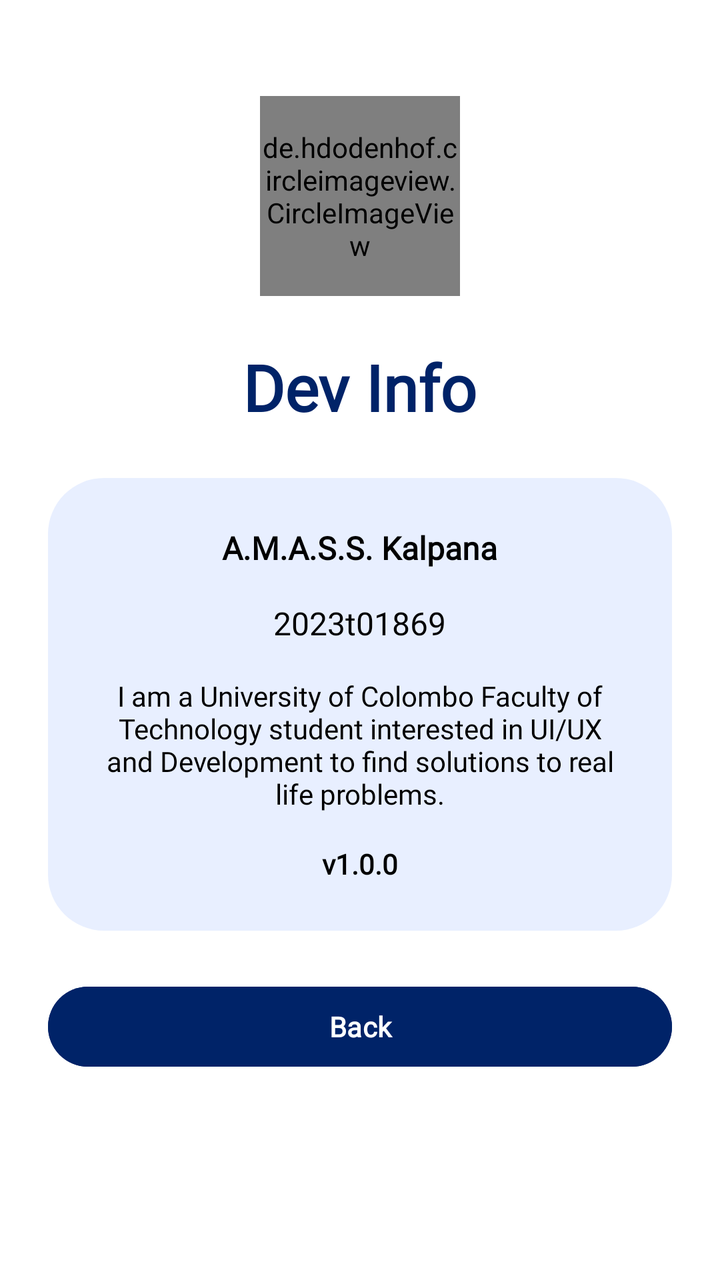
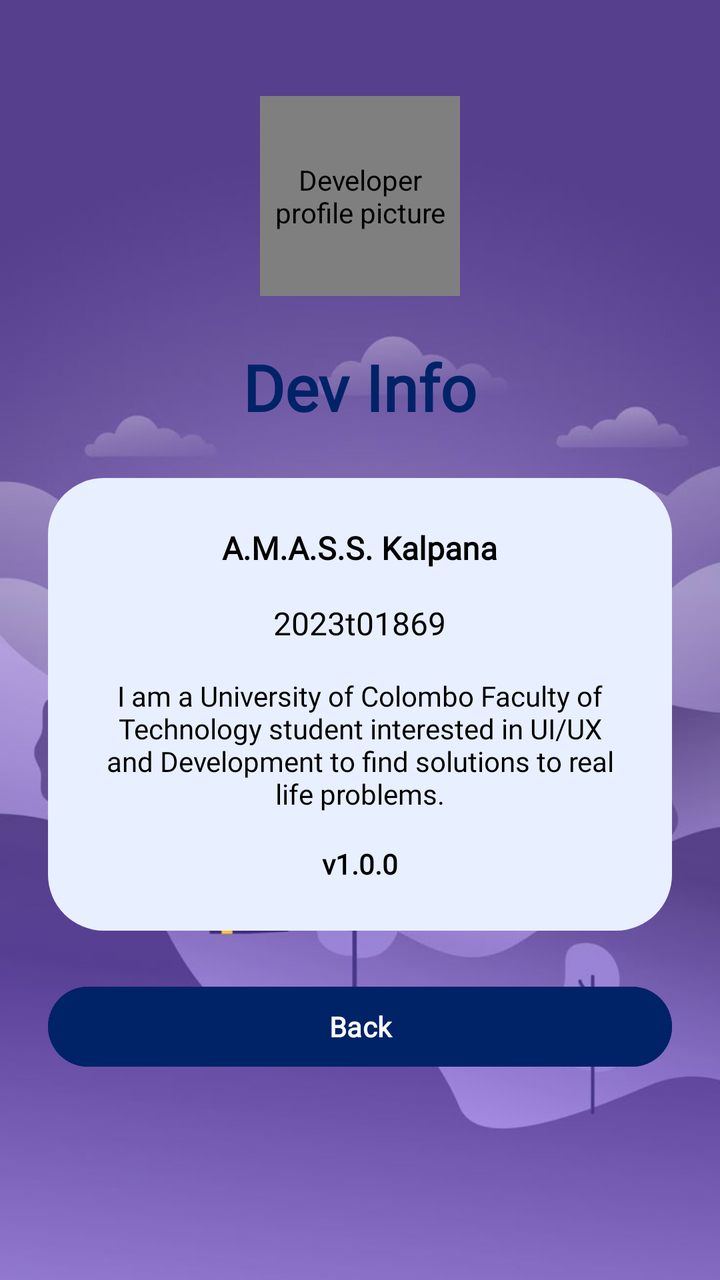

Screens rendered from an Android XML layout before and after an edit, with the pre-edit source and the edit as a unified diff.
<!-- AndroidManifest.xml: application theme Theme.DailyDone -->
<!-- res/layout/activity_dev_info.xml -->
<?xml version="1.0" encoding="utf-8"?>
<LinearLayout xmlns:android="http://schemas.android.com/apk/res/android"
    android:layout_width="match_parent"
    android:layout_height="match_parent"
    android:orientation="vertical"
    android:gravity="center_horizontal"
    android:background="#FFFFFF">

    <de.hdodenhof.circleimageview.CircleImageView
        android:id="@+id/devProfileImage"
        android:layout_width="100dp"
        android:layout_height="100dp"
        android:layout_marginTop="48dp"
        android:src="@drawable/dev_img" />

    <TextView
        android:layout_width="wrap_content"
        android:layout_height="wrap_content"
        android:layout_marginTop="24dp"
        android:text="Dev Info"
        android:textSize="32sp"
        android:fontFamily="@font/roboto_bold"
        android:textStyle="bold"
        android:textColor="#002368" />

    <LinearLayout
        android:id="@+id/infoBlock"
        android:layout_width="match_parent"
        android:layout_height="wrap_content"
        android:layout_marginStart="24dp"
        android:layout_marginEnd="24dp"
        android:layout_marginTop="24dp"
        android:orientation="vertical"
        android:padding="24dp"
        android:background="@drawable/user_block_bg">

        <TextView
            android:layout_width="wrap_content"
            android:layout_height="wrap_content"
            android:text="A.M.A.S.S. Kalpana"
            android:fontFamily="@font/roboto_bold"
            android:textColor="#000000"
            android:textStyle="bold"
            android:textSize="16sp"
            android:layout_gravity="center_horizontal"/>

        <TextView
            android:layout_width="wrap_content"
            android:layout_height="wrap_content"
            android:layout_marginTop="16dp"
            android:text="2023t01869"
            android:fontFamily="@font/roboto_bold"
            android:textColor="#000000"
            android:textSize="16sp"
            android:layout_gravity="center_horizontal"/>

        <TextView
            android:layout_width="match_parent"
            android:layout_height="wrap_content"
            android:layout_marginTop="16dp"
            android:text="I am a University of Colombo Faculty of Technology student interested in UI/UX and Development to find solutions to real life problems."
            android:textColor="#000000"
            android:fontFamily="@font/roboto_regular"
            android:textSize="14sp"
            android:gravity="center" />

        <TextView
            android:layout_width="wrap_content"
            android:layout_height="wrap_content"
            android:layout_marginTop="16dp"
            android:text="v1.0.0"
            android:textColor="#000000"
            android:fontFamily="@font/roboto_bold"
            android:textStyle="bold"
            android:layout_gravity="center_horizontal"/>
    </LinearLayout>

    <Button
        android:id="@+id/btnDevBack"
        android:layout_width="312dp"
        android:layout_height="48dp"
        android:layout_marginTop="24dp"
        android:backgroundTint="#002368"
        android:text="Back"
        android:fontFamily="@font/roboto_bold"
        android:textAllCaps="false"
        android:textColor="#FFFFFF"
        android:textStyle="bold" />

</LinearLayout>
<!-- resources referenced by this layout -->
<resources>
  <!-- drawable dev_img: png bitmap (drawable, 101949 bytes) -->
  <!-- drawable user_block_bg (drawable) -->
  <?xml version="1.0" encoding="utf-8"?>
  <shape xmlns:android="http://schemas.android.com/apk/res/android"
      android:shape="rectangle">
  
      <solid android:color="#E8EFFF" />
  
      <corners android:radius="28dp" />
  
  </shape>
  <style name="Theme.DailyDone" parent="Base.Theme.DailyDone" />
  <style name="Base.Theme.DailyDone" parent="Theme.Material3.DayNight.NoActionBar">
          
          
      </style>
</resources>

<!-- the commit's change to res/layout/activity_dev_info.xml (unified diff, before → after) -->
@@ -1,90 +1,116 @@
 <?xml version="1.0" encoding="utf-8"?>
-<LinearLayout xmlns:android="http://schemas.android.com/apk/res/android"
+<FrameLayout xmlns:android="http://schemas.android.com/apk/res/android"
+    xmlns:app="http://schemas.android.com/apk/res-auto"
+    xmlns:tools="http://schemas.android.com/tools"
     android:layout_width="match_parent"
-    android:layout_height="match_parent"
-    android:orientation="vertical"
-    android:gravity="center_horizontal"
-    android:background="#FFFFFF">
+    android:layout_height="match_parent">
 
-    <de.hdodenhof.circleimageview.CircleImageView
-        android:id="@+id/devProfileImage"
-        android:layout_width="100dp"
-        android:layout_height="100dp"
-        android:layout_marginTop="48dp"
-        android:src="@drawable/dev_img" />
+    
+    <ImageView
+        android:id="@+id/devInfoBgImage"
+        android:layout_width="match_parent"
+        android:layout_height="match_parent"
+        android:src="@drawable/dev_info_bg"
+        android:scaleType="centerCrop"
+        android:alpha="0.85"
+        android:contentDescription="@null"
+        tools:ignore="ContentDescription" />
 
-    <TextView
-        android:layout_width="wrap_content"
-        android:layout_height="wrap_content"
-        android:layout_marginTop="24dp"
-        android:text="Dev Info"
-        android:textSize="32sp"
-        android:fontFamily="@font/roboto_bold"
-        android:textStyle="bold"
-        android:textColor="#002368" />
+    
+    <LinearLayout
+        android:layout_width="match_parent"
+        android:layout_height="match_parent"
+        android:orientation="vertical"
+        android:gravity="center_horizontal">
 
-    <LinearLayout
-        android:id="@+id/infoBlock"
-        android:layout_width="match_parent"
-        android:layout_height="wrap_content"
-        android:layout_marginStart="24dp"
-        android:layout_marginEnd="24dp"
-        android:layout_marginTop="24dp"
-        android:orientation="vertical"
-        android:padding="24dp"
-        android:background="@drawable/user_block_bg">
+        <de.hdodenhof.circleimageview.CircleImageView
+            android:id="@+id/devProfileImage"
+            android:layout_width="100dp"
+            android:layout_height="100dp"
+            android:layout_marginTop="48dp"
+            android:src="@drawable/dev_img"
+            android:contentDescription="Developer profile picture" />
 
         <TextView
             android:layout_width="wrap_content"
             android:layout_height="wrap_content"
-            android:text="A.M.A.S.S. Kalpana"
+            android:layout_marginTop="24dp"
+            android:text="Dev Info"
+            android:textSize="32sp"
             android:fontFamily="@font/roboto_bold"
-            android:textColor="#000000"
             android:textStyle="bold"
-            android:textSize="16sp"
-            android:layout_gravity="center_horizontal"/>
+            android:textColor="@color/primary_brand_blue"
+            tools:ignore="HardcodedText" />
 
-        <TextView
-            android:layout_width="wrap_content"
-            android:layout_height="wrap_content"
-            android:layout_marginTop="16dp"
-            android:text="2023t01869"
-            android:fontFamily="@font/roboto_bold"
-            android:textColor="#000000"
-            android:textSize="16sp"
-            android:layout_gravity="center_horizontal"/>
-
-        <TextView
+        <LinearLayout
+            android:id="@+id/infoBlock"
             android:layout_width="match_parent"
             android:layout_height="wrap_content"
-            android:layout_marginTop="16dp"
-            android:text="I am a University of Colombo Faculty of Technology student interested in UI/UX and Development to find solutions to real life problems."
-            android:textColor="#000000"
-            android:fontFamily="@font/roboto_regular"
-            android:textSize="14sp"
-            android:gravity="center" />
+            android:layout_marginStart="24dp"
+            android:layout_marginEnd="24dp"
+            android:layout_marginTop="24dp"
+            android:orientation="vertical"
+            android:padding="24dp"
+            android:background="@drawable/user_block_bg">
 
-        <TextView
-            android:layout_width="wrap_content"
-            android:layout_height="wrap_content"
-            android:layout_marginTop="16dp"
-            android:text="v1.0.0"
-            android:textColor="#000000"
+            <TextView
+                android:layout_width="wrap_content"
+                android:layout_height="wrap_content"
+                android:text="A.M.A.S.S. Kalpana"
+                android:fontFamily="@font/roboto_bold"
+                android:textColor="#000000"
+                android:textStyle="bold"
+                android:textSize="16sp"
+                android:layout_gravity="center_horizontal"
+                tools:ignore="HardcodedText" />
+
+            <TextView
+                android:layout_width="wrap_content"
+                android:layout_height="wrap_content"
+                android:layout_marginTop="16dp"
+                android:text="2023t01869"
+                android:fontFamily="@font/roboto_bold"
+                android:textColor="#000000"
+                android:textSize="16sp"
+                android:layout_gravity="center_horizontal"
+                tools:ignore="HardcodedText" />
+
+            <TextView
+                android:layout_width="match_parent"
+                android:layout_height="wrap_content"
+                android:layout_marginTop="16dp"
+                android:text="I am a University of Colombo Faculty of Technology student interested in UI/UX and Development to find solutions to real life problems."
+                android:textColor="#000000"
+                android:fontFamily="@font/roboto_regular"
+                android:textSize="14sp"
+                android:gravity="center"
+                tools:ignore="HardcodedText" />
+
+            <TextView
+                android:layout_width="wrap_content"
+                android:layout_height="wrap_content"
+                android:layout_marginTop="16dp"
+                android:text="v1.0.0"
+                android:textColor="#000000"
+                android:fontFamily="@font/roboto_bold"
+                android:textStyle="bold"
+                android:layout_gravity="center_horizontal"
+                tools:ignore="HardcodedText" />
+        </LinearLayout>
+
+        <Button
+            android:id="@+id/btnDevBack"
+            android:layout_width="312dp"
+            android:layout_height="48dp"
+            android:layout_marginTop="24dp"
+            android:backgroundTint="@color/primary_brand_blue"
+            android:text="Back"
             android:fontFamily="@font/roboto_bold"
+            android:textAllCaps="false"
+            android:textColor="#FFFFFF"
             android:textStyle="bold"
-            android:layout_gravity="center_horizontal"/>
+            tools:ignore="HardcodedText" />
+
     </LinearLayout>
 
-    <Button
-        android:id="@+id/btnDevBack"
-        android:layout_width="312dp"
-        android:layout_height="48dp"
-        android:layout_marginTop="24dp"
-        android:backgroundTint="#002368"
-        android:text="Back"
-        android:fontFamily="@font/roboto_bold"
-        android:textAllCaps="false"
-        android:textColor="#FFFFFF"
-        android:textStyle="bold" />
-
-</LinearLayout>
+</FrameLayout>
<!-- resource entries referenced after the edit -->
@@ -1,6 +1,8 @@
 <!-- resources referenced by this layout -->
 <resources>
+  <color name="primary_brand_blue">#002368</color>
   <!-- drawable dev_img: png bitmap (drawable, 101949 bytes) -->
+  <!-- drawable dev_info_bg: png bitmap (drawable, 245560 bytes) -->
   <!-- drawable user_block_bg (drawable) -->
   <?xml version="1.0" encoding="utf-8"?>
   <shape xmlns:android="http://schemas.android.com/apk/res/android"
